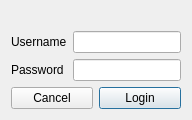
PeturSteinn/FORR2HF-Lokaverkefni, file QtDesignerProject/login.ui: the form before one commit.
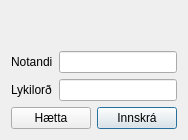
The form after the commit.

Patch:
```diff
--- a/QtDesignerProject/login.ui
+++ b/QtDesignerProject/login.ui
@@ -6,8 +6,8 @@
    <rect>
     <x>0</x>
     <y>0</y>
-    <width>299</width>
-    <height>326</height>
+    <width>284</width>
+    <height>334</height>
    </rect>
   </property>
   <property name="windowTitle">
@@ -33,19 +33,22 @@
    </item>
    <item>
     <layout class="QHBoxLayout" name="horizontalLayout">
+     <property name="topMargin">
+      <number>20</number>
+     </property>
      <item>
       <layout class="QVBoxLayout" name="verticalLayout_3">
        <item>
         <widget class="QLabel" name="labelUser">
          <property name="text">
-          <string>Username</string>
+          <string>Notandi</string>
          </property>
         </widget>
        </item>
        <item>
         <widget class="QLabel" name="labelPass">
          <property name="text">
-          <string>Password</string>
+          <string>Lykilorð</string>
          </property>
         </widget>
        </item>
@@ -71,7 +74,7 @@
         <enum>Qt::NoFocus</enum>
        </property>
        <property name="text">
-        <string>Cancel</string>
+        <string>Hætta</string>
        </property>
       </widget>
      </item>
@@ -81,7 +84,7 @@
         <enum>Qt::StrongFocus</enum>
        </property>
        <property name="text">
-        <string>Login</string>
+        <string>Innskrá</string>
        </property>
       </widget>
      </item>
```
